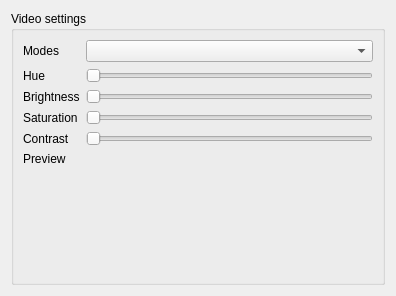
This is widget/form/settings/avsettings.ui in qTox/qTox as Qt 5 draws it before an edit. The edited form follows.
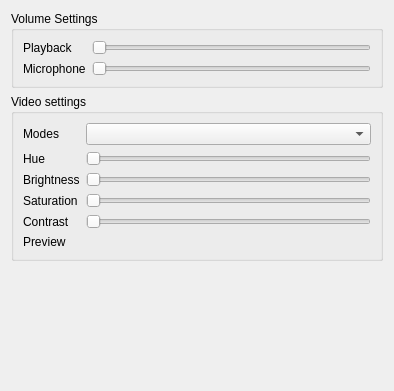
This is the edited form.

Commit message: volume stubs

Patch:
```diff
--- a/widget/form/settings/avsettings.ui
+++ b/widget/form/settings/avsettings.ui
@@ -6,22 +6,60 @@
    <rect>
     <x>0</x>
     <y>0</y>
-    <width>396</width>
-    <height>296</height>
+    <width>394</width>
+    <height>391</height>
    </rect>
   </property>
   <property name="windowTitle">
    <string>Form</string>
   </property>
-  <layout class="QVBoxLayout" name="verticalLayout_2">
+  <layout class="QVBoxLayout" name="verticalLayout">
+   <item>
+    <widget class="QGroupBox" name="groupBox">
+     <property name="title">
+      <string>Volume Settings</string>
+     </property>
+     <layout class="QFormLayout" name="formLayout_2">
+      <item row="0" column="0">
+       <widget class="QLabel" name="label_7">
+        <property name="text">
+         <string>Playback</string>
+        </property>
+       </widget>
+      </item>
+      <item row="0" column="1">
+       <widget class="QSlider" name="horizontalSlider">
+        <property name="orientation">
+         <enum>Qt::Horizontal</enum>
+        </property>
+       </widget>
+      </item>
+      <item row="1" column="0">
+       <widget class="QLabel" name="label_8">
+        <property name="text">
+         <string>Microphone</string>
+        </property>
+       </widget>
+      </item>
+      <item row="1" column="1">
+       <widget class="QSlider" name="horizontalSlider_2">
+        <property name="orientation">
+         <enum>Qt::Horizontal</enum>
+        </property>
+       </widget>
+      </item>
+     </layout>
+    </widget>
+   </item>
    <item>
     <widget class="QGroupBox" name="videoGroup">
      <property name="title">
       <string>Video settings</string>
      </property>
-     <layout class="QVBoxLayout" name="verticalLayout">
-      <item>
        <layout class="QFormLayout" name="formLayout">
+      <property name="fieldGrowthPolicy">
+       <enum>QFormLayout::ExpandingFieldsGrow</enum>
+      </property>
         <item row="0" column="0">
          <widget class="QLabel" name="label">
           <property name="text">
@@ -105,7 +143,11 @@
           </property>
          </widget>
         </item>
-       </layout>
+      <item row="5" column="1">
+       <layout class="QVBoxLayout" name="CamViewLayout"/>
+      </item>
+     </layout>
+    </widget>
       </item>
       <item>
        <spacer name="verticalSpacer">
@@ -115,13 +157,10 @@
         <property name="sizeHint" stdset="0">
          <size>
           <width>20</width>
-          <height>212</height>
+       <height>75</height>
          </size>
         </property>
        </spacer>
-      </item>
-     </layout>
-    </widget>
    </item>
   </layout>
  </widget>
```
Left out of the diff: 31 changed lines with no effect on the pictures. Lines whose indentation alone changed are shown as unchanged.
